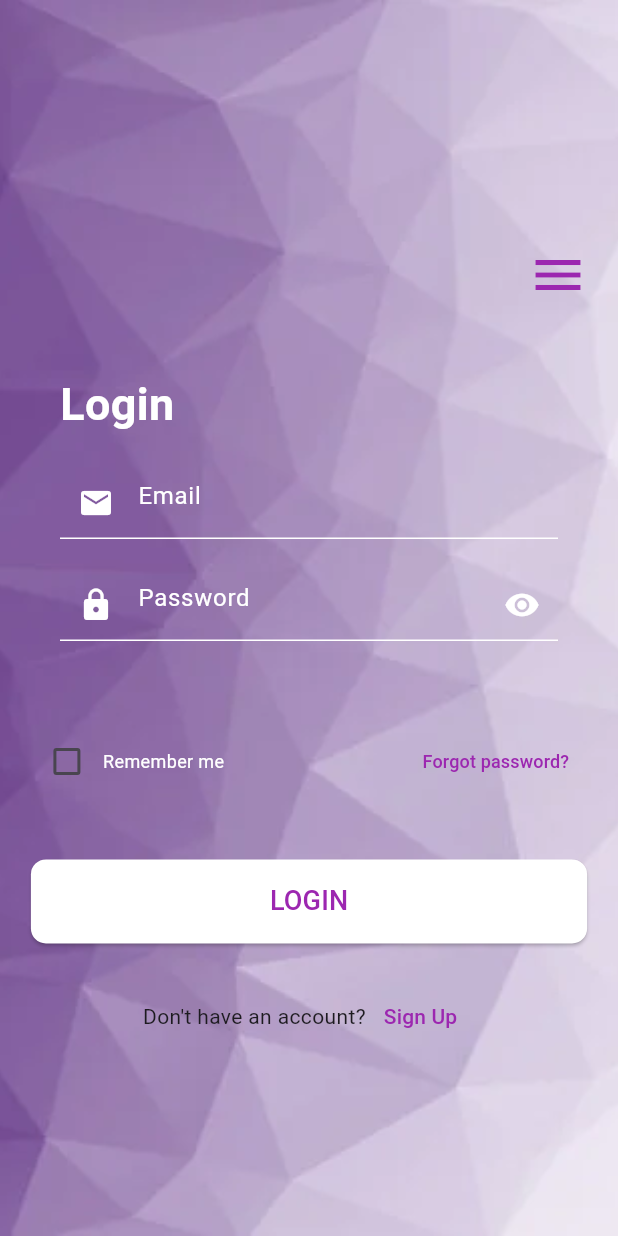
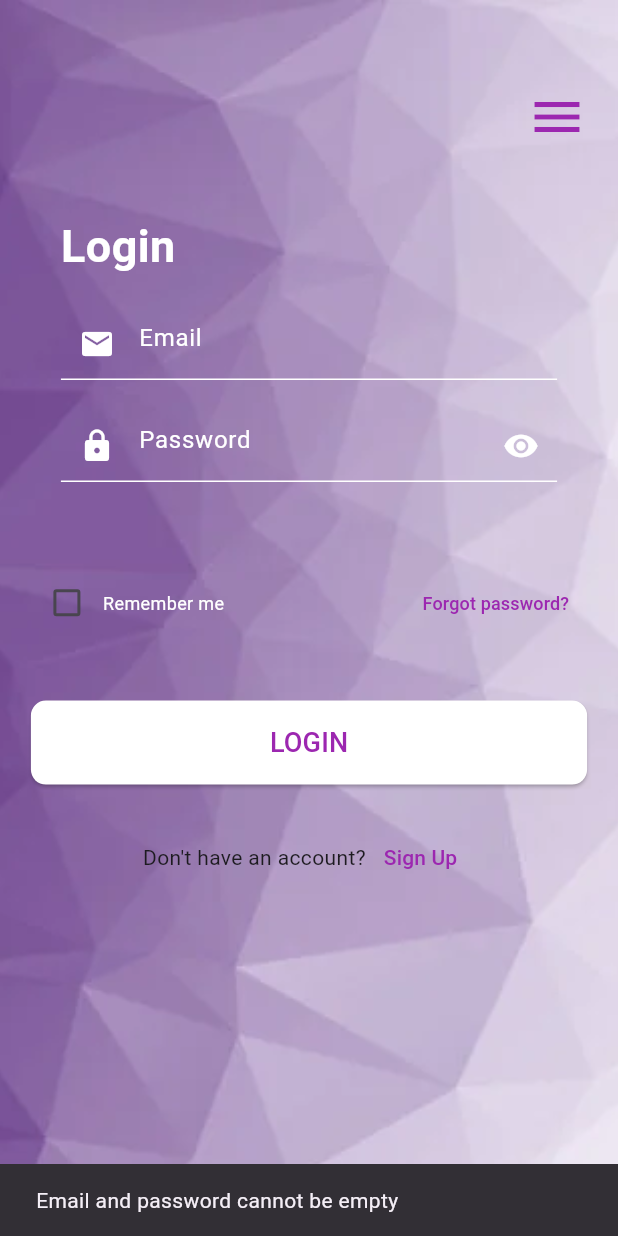
Before and after one commit to awadwehbe/NoteApp, a Flutter app: the screen it shows after launch, after a tap on "Login", after a tap on "LOGIN", on a phone screen of 412 x 824 dp. Run offline on Flutter 3.47's test engine with Material 3 defaults, Android fonts, the phone set to English and light mode, and no system bars; our stand-ins replace bloc, dio, flutter_bloc, get, hive, pinput; accounts and stored records are empty; network calls fail.

Commit message:
finishing login

```diff
--- a/lib/features/authentication/models/login_request.dart
+++ b/lib/features/authentication/models/login_request.dart
@@ -0,0 +1,17 @@
+class LoginRequestModel {
+  final String email;
+  final String password;
+
+  LoginRequestModel({
+    required this.email,
+    required this.password,
+  });
+
+  // Convert this object into a JSON map to send to the API
+  Map<String, dynamic> toJson() {
+    return {
+      'email': email,
+      'password': password,
+    };
+  }
+}
--- a/lib/features/authentication/models/login_response.dart
+++ b/lib/features/authentication/models/login_response.dart
@@ -0,0 +1,64 @@
+class User {
+  final String firstName;
+  final String lastName;
+  final String email;
+  final bool isVerified;
+
+  User({
+    required this.firstName,
+    required this.lastName,
+    required this.email,
+    required this.isVerified,
+  });
+
+  factory User.fromJson(Map<String, dynamic> json) {
+    return User(
+      firstName: json['firstName'],
+      lastName: json['lastName'],
+      email: json['email'],
+      isVerified: json['isVerified'],
+    );
+  }
+}
+
+class LoginResponseModel {
+  final User user;
+  final String accessToken;
+  final String refreshToken;
+
+  LoginResponseModel({
+    required this.user,
+    required this.accessToken,
+    required this.refreshToken,
+  });
+
+  factory LoginResponseModel.fromJson(Map<String, dynamic> json) {
+    return LoginResponseModel(
+      user: User.fromJson(json['user']),
+      accessToken: json['accessToken'],
+      refreshToken: json['refreshToken'],
+    );
+  }
+}
+
+class LoginResponse {
+  final int statusCode;
+  final String message;
+  final LoginResponseModel? data;
+
+  LoginResponse({
+    required this.statusCode,
+    required this.message,
+    this.data,
+  });
+
+  factory LoginResponse.fromJson(Map<String, dynamic> json) {
+    return LoginResponse(
+      statusCode: json['statusCode'],
+      message: json['message'],
+      data: json['data'] != null
+          ? LoginResponseModel.fromJson(json['data'])
+          : null,
+    );
+  }
+}
--- a/lib/features/authentication/pages/home.dart
+++ b/lib/features/authentication/pages/home.dart
@@ -1,10 +1,13 @@
 import 'package:flutter/cupertino.dart';
+import 'package:flutter/material.dart';
 
 class Home extends StatelessWidget {
   const Home({super.key});
 
   @override
   Widget build(BuildContext context) {
-    return const Placeholder();
+    return Scaffold(
+      body: Text('welcome home'),
+    );
   }
 }
--- a/lib/features/authentication/pages/login.dart
+++ b/lib/features/authentication/pages/login.dart
@@ -1,6 +1,14 @@
 import 'package:flutter/cupertino.dart';
 import 'package:flutter/material.dart';
+import 'package:flutter_bloc/flutter_bloc.dart';
 import 'package:get/get.dart';
+import 'package:note_app/features/authentication/pages/sign_up.dart';
+
+import '../models/login_request.dart';
+import '../state_management/login_cubit.dart';
+import 'forget_password.dart';
+import 'home.dart';
+import 'otp_view.dart';
 
 // Import the AuthController
 
@@ -15,7 +23,6 @@ class _LoginPageState extends State<LoginPage> {
   bool rememberMe = false;
   bool _isObscured = true;
 
-  // Inject LoginController instead of AuthController
 
   final TextEditingController emailController = TextEditingController();
   final TextEditingController passwordController = TextEditingController();
@@ -25,14 +32,48 @@ class _LoginPageState extends State<LoginPage> {
     final mediaQuery = MediaQuery.of(context);
     final screenHeight = mediaQuery.size.height;
     final screenWidth = mediaQuery.size.width;
+    return BlocConsumer<LoginCubit, LoginState>(
+        listener: (context, state) {
+          if (state is LoginSuccess) {
+            final user = state.LoginresponseModel.user;
 
+            if (user == null || user.email == null || user.isVerified == null) {
+              print('Error: User or some user data is null');
+              ScaffoldMessenger.of(context).showSnackBar(
+                SnackBar(content: Text('Invalid login response data')),
+              );
+              return;
+            }
+
+            // Proceed with verified status
+            if (user.isVerified!) {
+              Navigator.pushReplacement(context, MaterialPageRoute(builder: (_) => Home()));
+            } else {
+              Navigator.pushReplacement(
+                context,
+                MaterialPageRoute(
+                  builder: (_) => OTPView(email: user.email!),
+                ),
+              );
+            }
+          } else if (state is LoginError) {
+            ScaffoldMessenger.of(context).showSnackBar(
+              SnackBar(content: Text(state.errorMessage)),
+            );
+          }
+        },
+
+
+        builder: (context, state) {
         return Scaffold(
-      body: Stack(
+          body: Container(
+            height: MediaQuery.of(context).size.height,  // Ensure it fills the entire height
+            child: Stack(
               children: [
                 Positioned.fill(
                   child: Image.asset(
                     'assets/images/pw.webp',
-              fit: BoxFit.cover, // Ensures the image takes up the whole screen
+                    fit: BoxFit.cover,
                   ),
                 ),
                 SafeArea(
@@ -40,16 +81,12 @@ class _LoginPageState extends State<LoginPage> {
                     builder: (context, constraints) {
                       double widthFactor = constraints.maxWidth > 600 ? 0.4 : 0.9;
                       double contentWidth = screenWidth * widthFactor;
-
                       return SingleChildScrollView(
-                  child: ConstrainedBox(
-                    constraints: BoxConstraints(
-                      minHeight: screenHeight, // Ensures full-screen height
-                    ),
                         child: Padding(
                           padding: EdgeInsets.symmetric(
-                          horizontal: 20, vertical: screenHeight * 0.05),
-                      child: Center(
+                            horizontal: MediaQuery.of(context).size.width * 0.05,
+                            vertical: MediaQuery.of(context).size.height * 0.02,
+                          ),
                           child: Column(
                             crossAxisAlignment: CrossAxisAlignment.center,
                             children: [
@@ -66,14 +103,15 @@ class _LoginPageState extends State<LoginPage> {
                             ],
                           ),
                         ),
-                    ),
-                  ),
                       );
                     },
                   ),
                 ),
               ],
             ),
+          ),
+        );
+      },
     );
   }
 
@@ -180,7 +218,19 @@ class _LoginPageState extends State<LoginPage> {
           ),
           TextButton(
             onPressed: () {
+              final email = emailController.text.trim(); // Get the email from the input
+              //final e=loginController.login(email, password)
+              if (email.isNotEmpty) {
+                Navigator.pushReplacement(context, MaterialPageRoute(builder: (_) => ForgetPassword(email: email)));// Navigate with the email
+              } else {
+                const snackBar = SnackBar(
+                  content: Text('Enter your email'),
+                );
 
+                // Find the ScaffoldMessenger in the widget tree
+                // and use it to show a SnackBar.
+                ScaffoldMessenger.of(context).showSnackBar(snackBar);
+              }
             },
             child: Text(
               'Forgot password?',
@@ -195,9 +245,7 @@ class _LoginPageState extends State<LoginPage> {
   Widget _buildLoginButton(double contentWidth) {
     return Container(
       width: contentWidth,
-      child: SizedBox(
-          width: double.infinity,
-          child: ElevatedButton(
+      child:  ElevatedButton(
             style: ElevatedButton.styleFrom(
               backgroundColor: Colors.white,
               padding: EdgeInsets.symmetric(vertical: 15),
@@ -207,14 +255,29 @@ class _LoginPageState extends State<LoginPage> {
             ),
             onPressed: () {
               // Trigger login function from LoginController
+              // Validate the fields before calling the login API
+              if (emailController.text.isEmpty || passwordController.text.isEmpty) {
+                // Show an error message
+                ScaffoldMessenger.of(context).showSnackBar(
+                  SnackBar(content: Text('Email and password cannot be empty')),
+                );
+                return;
+              }
 
+              // Proceed with the login API call
+              final loginRequest = LoginRequestModel(
+                email: emailController.text,
+                password: passwordController.text,
+              );
+              print('the request is :${loginRequest}');
+              context.read<LoginCubit>().Login(loginRequest);
             },
             child: Text(
               'LOGIN',
               style: TextStyle(fontSize: 18, color: Colors.purple),
             ),
           ),
-        )
+
 
     );
   }
@@ -227,7 +290,10 @@ class _LoginPageState extends State<LoginPage> {
         children: [
           Text("Don't have an account?"),
           TextButton(
-            onPressed: () {},
+            onPressed: () {
+              //direct him to sign up page.
+              Navigator.pushReplacement(context, MaterialPageRoute(builder: (_) => RegistrationPage()));
+            },
             child: Text('Sign Up', style: TextStyle(color: Colors.purple)),
           ),
         ],
--- a/lib/features/authentication/pages/sign_up.dart
+++ b/lib/features/authentication/pages/sign_up.dart
@@ -154,6 +154,7 @@ class _RegistrationPageState extends State<RegistrationPage> {
       width: contentWidth,
       child: TextField(
         controller: controller,
+        style: TextStyle(color: Colors.white),
         decoration: InputDecoration(
           border: UnderlineInputBorder(),
           enabledBorder: UnderlineInputBorder(
@@ -173,6 +174,7 @@ class _RegistrationPageState extends State<RegistrationPage> {
       width: contentWidth,
       child: TextField(
         controller: controller,
+        style: TextStyle(color: Colors.white),
         obscureText: _isObscured,
         decoration: InputDecoration(
           border: UnderlineInputBorder(),
--- /dev/null
+++ b/lib/features/authentication/state_management/login_cubit.dart
@@ -0,0 +1,32 @@
+import 'package:bloc/bloc.dart';
+import 'package:meta/meta.dart';
+
+import '../models/login_request.dart';
+import '../models/login_response.dart';
+import '../repository/login_repository.dart';
+
+part 'login_state.dart';
+
+class LoginCubit extends Cubit<LoginState> {
+  final LoginRepository repository;//Inject the UserRepository to handle API calls
+  LoginCubit(this.repository) : super(LoginInitial());
+  Future<void> Login(LoginRequestModel LoginRequest)async {
+    try {
+      emit(LoginLoading());
+
+      // Call the repository's sign-up method
+      final response = await repository.login( LoginRequest);
+      if (response.statusCode == 200) {
+        if(response.data != null && response.data != null)
+        emit(LoginSuccess(LoginresponseModel: response.data!));
+      }
+      else {
+        emit(LoginError(errorMessage: response
+            .message)); // Emit error if status code is not 200
+      }
+    }
+    catch(e){
+      emit(LoginError(errorMessage: e.toString())); // Catch any errors and emit error state
+    }
+  }
+}
--- /dev/null
+++ b/lib/features/authentication/state_management/login_state.dart
@@ -0,0 +1,22 @@
+part of 'login_cubit.dart';
+
+@immutable
+sealed class LoginState {}
+
+class LoginInitial extends LoginState {}
+
+class LoginLoading extends LoginState{}
+
+class LoginSuccess extends LoginState{
+  final LoginResponseModel  LoginresponseModel;// Holds the response on success
+  LoginSuccess({required this.LoginresponseModel});
+
+}
+class LoginError extends LoginState {
+  final String errorMessage; // Holds the error message
+
+  LoginError({required this.errorMessage});
+
+  @override
+  List<Object?> get props => [errorMessage]; // For equality checks between states
+}
--- a/lib/main.dart
+++ b/lib/main.dart
@@ -1,10 +1,13 @@
 import 'package:flutter/material.dart';
 import 'package:flutter_bloc/flutter_bloc.dart';
+import 'package:note_app/features/authentication/pages/login.dart';
 
 import 'features/authentication/pages/otp_view.dart';
 import 'features/authentication/pages/sign_up.dart';
+import 'features/authentication/repository/login_repository.dart';
 import 'features/authentication/repository/otp_repository.dart';
 import 'features/authentication/repository/signUp_repository.dart';
+import 'features/authentication/state_management/login_cubit.dart';
 import 'features/authentication/state_management/otp_cubit.dart';
 import 'features/authentication/state_management/sign_up_cubit.dart';
 
@@ -17,6 +20,10 @@ void main() {
         ),
         BlocProvider<OtpCubit>(
           create: (context) => OtpCubit(OtpRepository()),
+        ),
+        BlocProvider<LoginCubit>(
+          create: (context) => LoginCubit(LoginRepository()),
+        child: LoginPage(),
         ),
       ],
       child: MyApp(),
```
Also changed, not shown: lib/core/network/response_model.dart (+17 -0 lines), lib/features/authentication/pages/forget_password.dart (added, +202 -0 lines), lib/features/authentication/repository/login_repository.dart (added, +57 -0 lines). Lines whose indentation alone changed are shown as unchanged.
